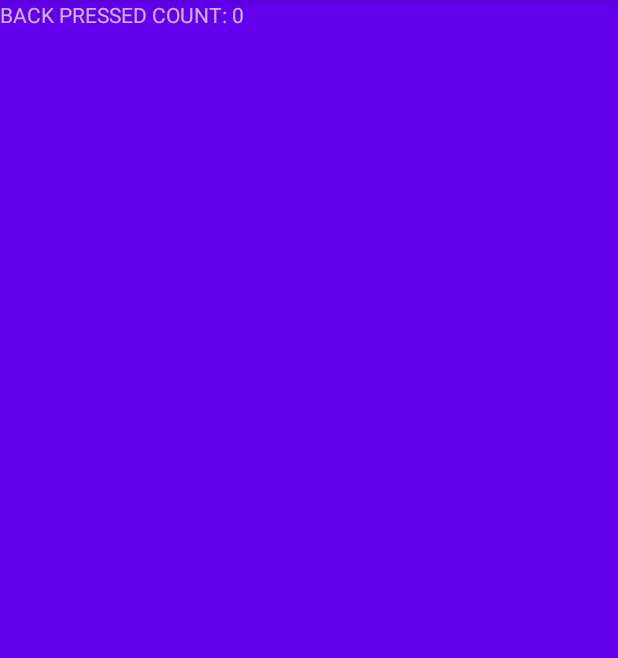
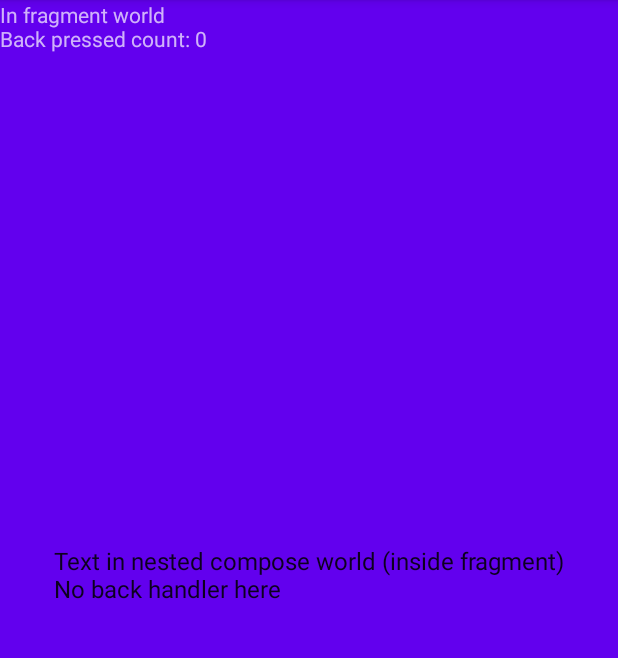
Before and after one commit to joakimtall/repro-fragment-in-compose-dialog, an Android app built with Jetpack Compose: the fragment ReproFragment shown on its own in the app's theme, on a phone screen of 412 x 824 dp, the part 84-742 px from its top. Run offline under Robolectric (Android 15) with nearby library versions, the phone set to English and light mode, and no system bars.

Commit message:
Bug found and reprod

```diff
--- a/app/src/main/java/com/example/myapplication/ReproFragment.kt
+++ b/app/src/main/java/com/example/myapplication/ReproFragment.kt
@@ -6,7 +6,22 @@ import android.view.LayoutInflater
 import android.view.View
 import android.view.ViewGroup
 import androidx.activity.OnBackPressedCallback
+import androidx.compose.foundation.background
+import androidx.compose.foundation.layout.Box
+import androidx.compose.foundation.layout.Column
+import androidx.compose.foundation.layout.fillMaxSize
+import androidx.compose.foundation.layout.size
+import androidx.compose.material.MaterialTheme
+import androidx.compose.material.Surface
+import androidx.compose.material.Text
+import androidx.compose.ui.Alignment
+import androidx.compose.ui.Modifier
+import androidx.compose.ui.graphics.Color
+import androidx.compose.ui.unit.dp
+import androidx.compose.ui.viewinterop.AndroidViewBinding
+import com.example.myapplication.databinding.FragmentContainerBinding
 import com.example.myapplication.databinding.ReproFragmentBinding
+import com.example.myapplication.ui.theme.MyApplicationTheme
 
 class ReproFragment : Fragment() {
     private lateinit var binding: ReproFragmentBinding
@@ -17,7 +32,6 @@ class ReproFragment : Fragment() {
         activity?.onBackPressedDispatcher?.addCallback(this, object : OnBackPressedCallback(true) {
             override fun handleOnBackPressed() {
                 count += 1
-                ReproDialogFragment().show(childFragmentManager, "tag")
                 updateText()
             }
         })
@@ -31,10 +45,23 @@ class ReproFragment : Fragment() {
     override fun onViewCreated(view: View, savedInstanceState: Bundle?) {
         super.onViewCreated(view, savedInstanceState)
         binding = ReproFragmentBinding.bind(view)
+
+        binding.composeView.setContent {
+            MyApplicationTheme {
+                Box(
+                    modifier = Modifier.fillMaxSize(),
+                ) {
+                    Text(
+                        "Text in nested compose world (inside fragment)\nNo back handler here",
+                        modifier = Modifier.align(Alignment.Center)
+                    )
+                }
+            }
+        }
         updateText()
     }
 
     private fun updateText() {
-        binding.textView.text = "BACK PRESSED COUNT: $count"
+        binding.textView.text = "In fragment world\nBack pressed count: $count"
     }
 }
--- a/app/src/main/res/layout/repro_fragment.xml
+++ b/app/src/main/res/layout/repro_fragment.xml
@@ -6,10 +6,15 @@
     android:background="@color/purple_500"
     tools:context=".ReproFragment">
 
+    <androidx.compose.ui.platform.ComposeView
+        android:id="@+id/composeView"
+        android:layout_width="match_parent"
+        android:layout_height="match_parent"/>
+
     <TextView
         android:id="@+id/textView"
         android:layout_width="match_parent"
-        android:layout_height="match_parent"
-        android:text="@string/hello_blank_fragment" />
+        android:layout_height="100dp"
+        android:text="Text in fragment world" />
 
 </FrameLayout>
```
Also changed, not shown: app/src/main/java/com/example/myapplication/MainActivity.kt (+18 -22 lines).
